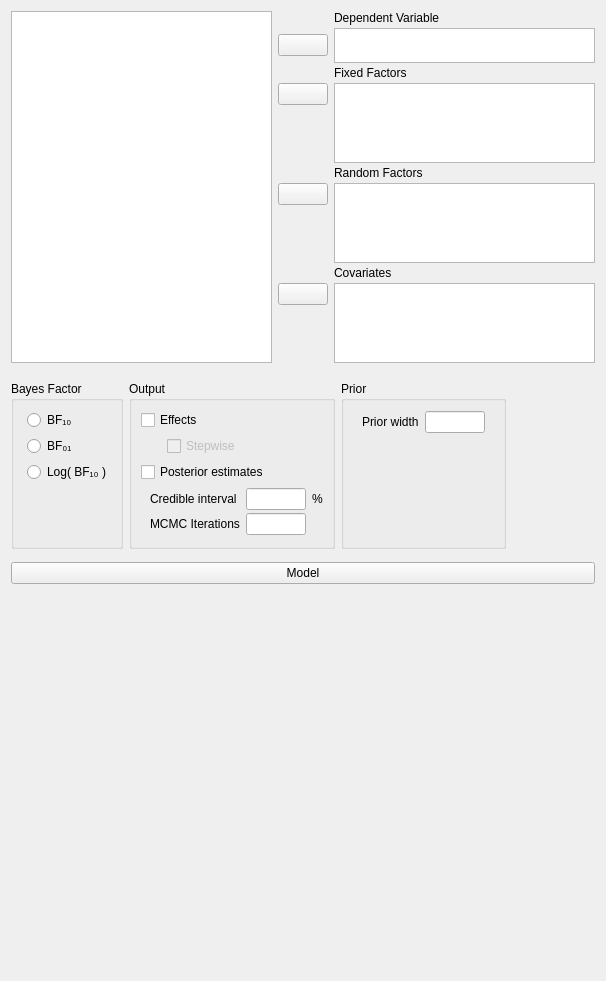
jasp-stats/jasp-desktop, file JASP-Desktop/analysisforms/ancovabayesianform.ui: the form before one commit.
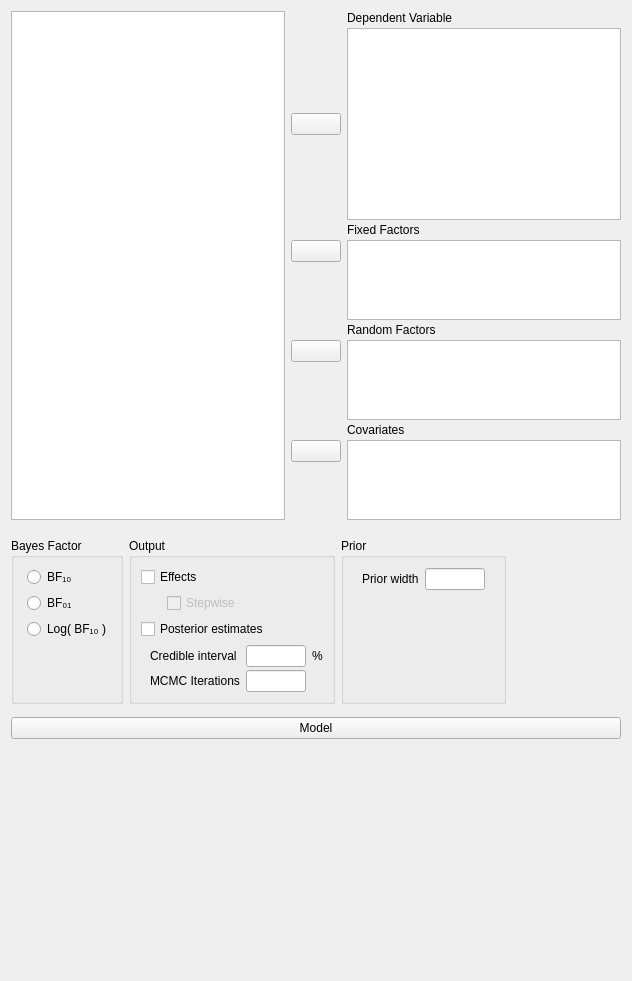
The form after the commit. Custom widgets are drawn as their Qt base class.

```diff
--- a/JASP-Desktop/analysisforms/ancovabayesianform.ui
+++ b/JASP-Desktop/analysisforms/ancovabayesianform.ui
@@ -6,7 +6,7 @@
    <rect>
     <x>0</x>
     <y>0</y>
-    <width>606</width>
+    <width>632</width>
     <height>981</height>
    </rect>
   </property>
@@ -227,13 +227,13 @@
         <property name="minimumSize">
          <size>
           <width>0</width>
-          <height>35</height>
+          <height>0</height>
          </size>
         </property>
         <property name="maximumSize">
          <size>
           <width>16777215</width>
-          <height>35</height>
+          <height>16777215</height>
          </size>
         </property>
         <property name="selectionMode">
@@ -829,6 +829,11 @@
    <extends>QCheckBox</extends>
    <header>widgets/boundcheckbox.h</header>
   </customwidget>
+  <customwidget>
+   <class>boundSingleItemView</class>
+   <extends>QListView</extends>
+   <header>widgets/boundsingleitemview.h</header>
+  </customwidget>
  </customwidgets>
  <resources/>
  <connections>
```
Left out of the diff: 2 changed lines with no effect on the pictures.
